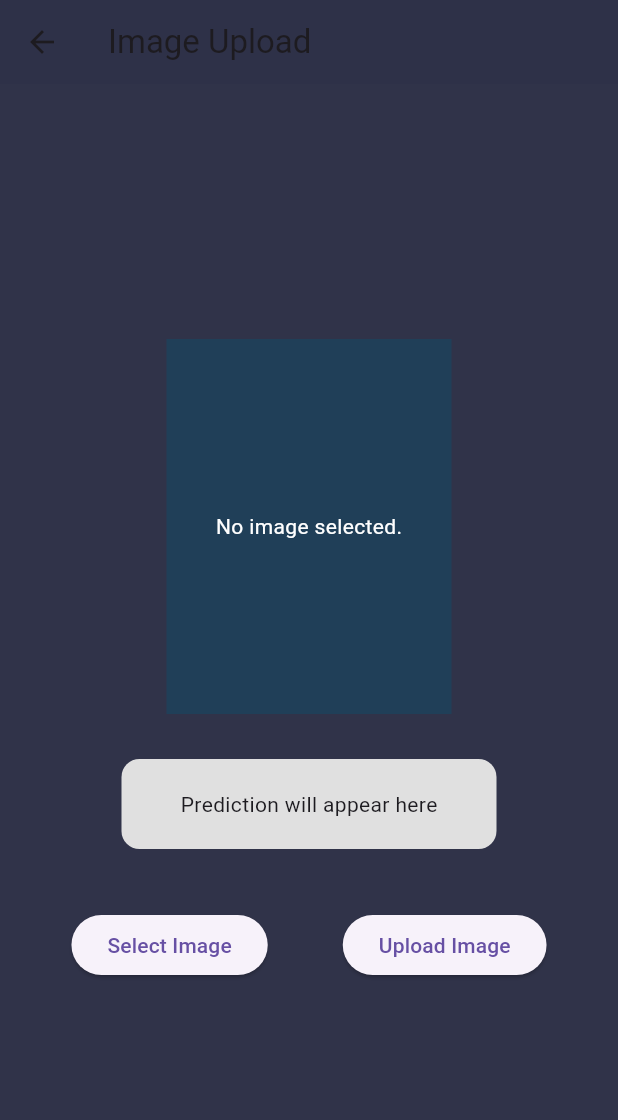
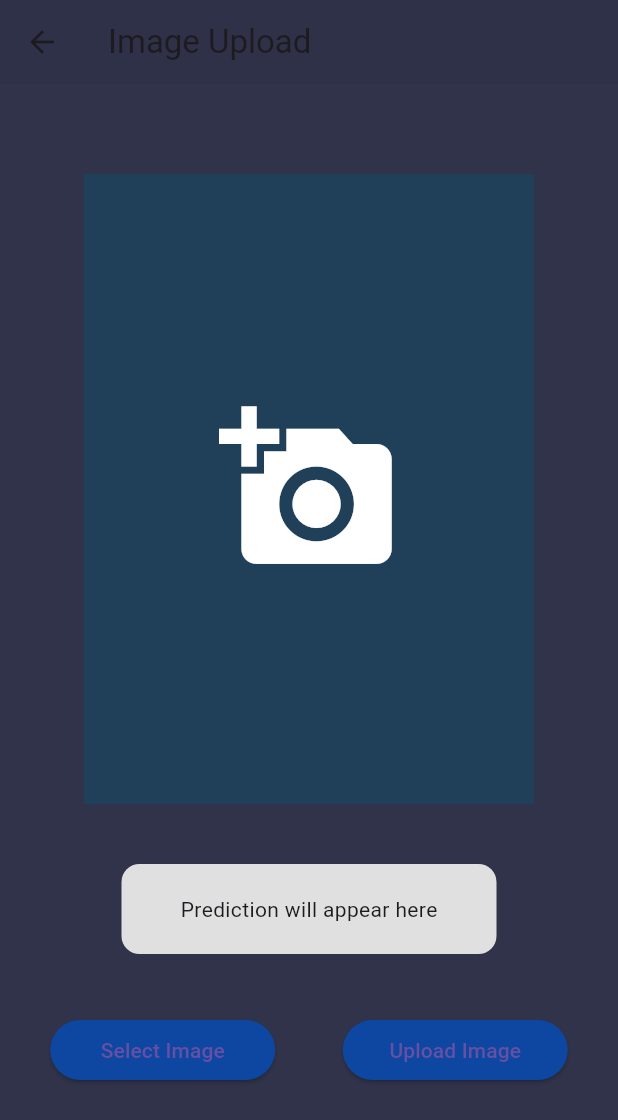
Before and after one commit to rakeshps15/sign_vision, a Flutter app: the UploadScreen screen opened directly, on a phone screen of 412 x 824 dp. Shown: the top 1120 px of the screen. Run offline on Flutter 3.47's test engine with Material 3 defaults, Android fonts, the phone set to English and light mode, and no system bars; our stand-ins replace animate_do, get, google_fonts, image_picker, shared_preferences, smooth_page_indicator; accounts and stored records are empty; network calls fail.

Commit message:
initial commit

```diff
--- a/lib/views/hom_page/Image_upload.dart
+++ b/lib/views/hom_page/Image_upload.dart
@@ -65,27 +65,27 @@ class _UploadScreenState extends State<UploadScreen> {
       appBar: AppBar(
         leading: IconButton(onPressed: ()=>Get.to(HomePage()), icon: Icon(Icons.arrow_back)),
         backgroundColor: MyColors.kblueColor,
-        title: Text('Image Upload'),
+        title: Text('Image Upload',),
       ),
       body: Center(
         child: Column(
-          mainAxisAlignment: MainAxisAlignment.center,
+          mainAxisAlignment: MainAxisAlignment.start,
           children: <Widget>[
-
+            SizedBox(height: 60,),
             Container(
               alignment: Alignment.center,
-              height: 250,
-              width: 190,
+              height: 420,
+              width: 300,
               color: Color.fromARGB(255, 32, 63, 88),
               child: _image == null
-                  ? Text('No image selected.', style: TextStyle(color: Colors.white),)
+                  ? Icon(Icons.add_a_photo,size: 120, color: Colors.white,)
                   : Image.file(
                 _image!,
                 fit: BoxFit.fitHeight,
 
               ),
             ),
-            SizedBox(height: 30),
+            SizedBox(height: 40),
 
 
             Container(
@@ -100,18 +100,30 @@ class _UploadScreenState extends State<UploadScreen> {
                   ? Text('$prediction',style: TextStyle(fontSize: 26,fontWeight: FontWeight.bold),)
                   : Text('Prediction will appear here'),
             ),
-            SizedBox(height: 20),
-            SizedBox(height: 20),
+            SizedBox(height: 40),
             Row(
               mainAxisAlignment: MainAxisAlignment.center,
               children: [
                 ElevatedButton(
-
+                  style: ButtonStyle(
+                      backgroundColor: MaterialStatePropertyAll(Colors.blue[900]),
+                      minimumSize: MaterialStateProperty.all(const Size(150, 40)),
+                      shape: MaterialStateProperty.all<RoundedRectangleBorder>(
+                          RoundedRectangleBorder(
+                            borderRadius: BorderRadius.circular(30.0),
+                          ))),
                   onPressed: getImage,
                   child: Text('Select Image'),
                 ),
-            SizedBox(width: 50,),
+            SizedBox(width: 45,),
             ElevatedButton(
+              style: ButtonStyle(
+                  backgroundColor: MaterialStatePropertyAll(Colors.blue[900]),
+                  minimumSize: MaterialStateProperty.all(const Size(150, 40)),
+                  shape: MaterialStateProperty.all<RoundedRectangleBorder>(
+                      RoundedRectangleBorder(
+                        borderRadius: BorderRadius.circular(30.0),
+                      ))),
               onPressed: () async {
                 await   uploadImage();
               },
--- a/lib/views/introduction_scrn/views/splash_scrn.dart
+++ b/lib/views/introduction_scrn/views/splash_scrn.dart
@@ -15,7 +15,7 @@ class _SplashState extends State<Splash> {
 
   void initState() {
     //what will happen when the app or page is first launched
-    Timer(Duration(seconds: 3), () {
+    Timer(Duration(seconds: 1), () {
       Navigator.of(context)
           .pushReplacement(MaterialPageRoute(builder: (context) => Intro()));
     });
```
Also changed, not shown: lib/views/hom_page/text_upload.dart (+17 -8 lines).
